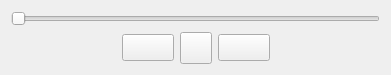
Before: the Qt Designer form navigation.ui in starchimpsgroup/3dvv, drawn with Qt 5.
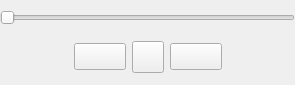
After: the same form once the commit is applied. Icons and pictures are not drawn.

```diff
--- a/navigation.ui
+++ b/navigation.ui
@@ -6,14 +6,20 @@
    <rect>
     <x>0</x>
     <y>0</y>
-    <width>391</width>
-    <height>74</height>
+    <width>295</width>
+    <height>85</height>
    </rect>
   </property>
   <property name="windowTitle">
    <string>Form</string>
   </property>
+  <property name="autoFillBackground">
+   <bool>true</bool>
+  </property>
   <layout class="QGridLayout" name="gridLayout">
+   <property name="margin">
+    <number>0</number>
+   </property>
    <item row="1" column="0">
     <spacer name="horizontalSpacer">
      <property name="orientation">
```
